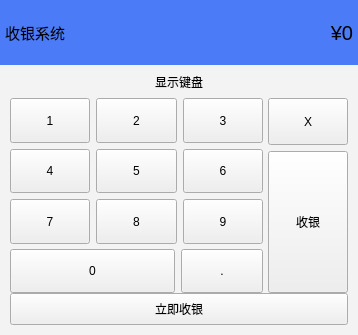
First picture: the form in View/cashregisterkeyboard.ui, repository CodePeasant3/IPAY, before the edit.
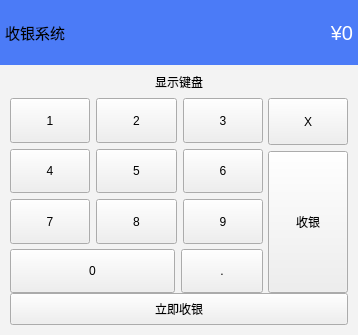
Second picture: the form after the edit. Custom widgets are drawn as their Qt base class.

```diff
--- a/View/cashregisterkeyboard.ui
+++ b/View/cashregisterkeyboard.ui
@@ -26,6 +26,10 @@
 #CashRegisterKeyboard{
 border: 0px;
 	background-color: rgb(243, 243, 243);
+}
+
+#label_money{
+color: rgb(255, 255, 255);
 }</string>
   </property>
   <layout class="QVBoxLayout" name="verticalLayout" stretch="2,1,6,1">
```
